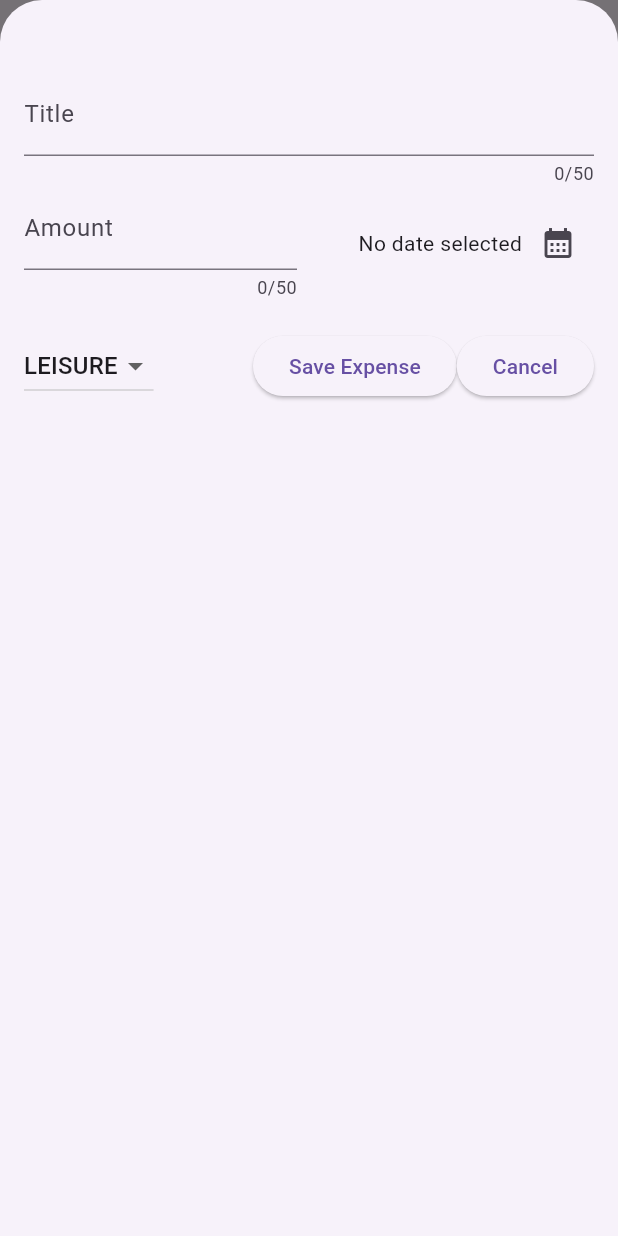
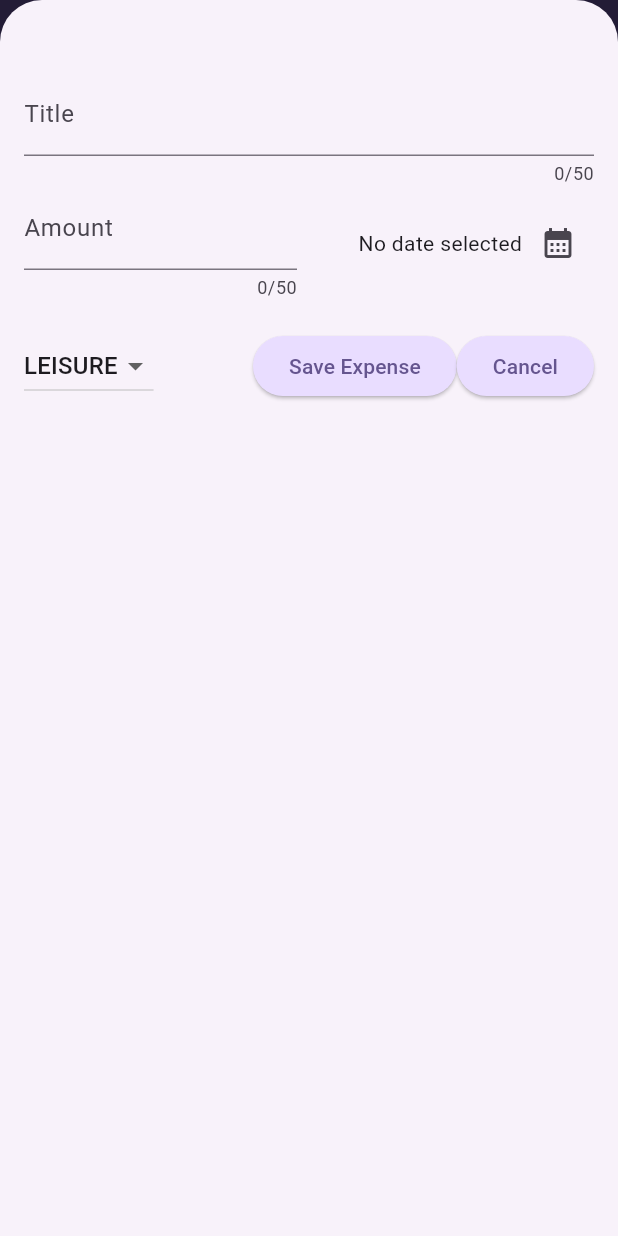
Before and after one commit to Nabeel-Oraxtech/Expense-Tracker-App, a Flutter app: the screen it shows after launch, after a tap on the "add" icon, on a phone screen of 412 x 824 dp. Run offline on Flutter 3.47's test engine with Material 3 defaults, Android fonts, the phone set to English and light mode, and no system bars.

Commit message:
Completed App

```diff
--- a/lib/main.dart
+++ b/lib/main.dart
@@ -1,10 +1,37 @@
 import 'package:expense_tracker_app/widgets/expenses.dart';
 import 'package:flutter/material.dart';
+
+var kColorScheme=ColorScheme.fromSeed(seedColor: const Color.fromARGB(255, 96, 59, 181));
+var kDarkColorScheme=ColorScheme.fromSeed(
+    brightness: Brightness.dark,
+    seedColor: const Color.fromARGB(255, 5, 99, 25));
+
 
 void main() {
   runApp(
      MaterialApp(
-      theme: ThemeData(useMaterial3: true),
+       // darkTheme: ThemeData().dark().copyWith(useMaterial3: true,
+       //   colorScheme: kDarkColorScheme,),
+      theme: ThemeData().copyWith(useMaterial3: true,
+      colorScheme: kColorScheme,
+      appBarTheme: const AppBarTheme().copyWith
+        (backgroundColor: kColorScheme.onPrimaryContainer,
+      foregroundColor: kColorScheme.primaryContainer),
+      cardTheme: const CardTheme().copyWith(
+        color: kColorScheme.secondaryContainer,
+        margin: const EdgeInsets.symmetric( horizontal: 16,vertical: 8)
+      ),
+      elevatedButtonTheme: ElevatedButtonThemeData(
+          style:ElevatedButton.styleFrom(backgroundColor: kColorScheme.primaryContainer),
+      ),
+        textTheme: ThemeData().textTheme.copyWith(
+          titleLarge: TextStyle(
+            fontWeight: FontWeight.normal,
+            color: kColorScheme.onSecondaryContainer,
+            fontSize: 14,
+          )
+        )
+      ),
       home: const Expenses(),
 
     ),
--- a/lib/models/expense.dart
+++ b/lib/models/expense.dart
@@ -33,3 +33,27 @@ class Expense {
     return formatter.format(date);
   }
 }
+class ExpenseBucket {
+  const ExpenseBucket({
+    required this.category,
+    required this.expenses,
+  });
+
+  ExpenseBucket.forCategory(List<Expense> allExpenses, this.category)
+      : expenses = allExpenses
+      .where((expense) => expense.category == category)
+      .toList();
+
+  final Category category;
+  final List<Expense> expenses;
+
+  double get totalExpenses {
+    double sum = 0;
+
+    for (final expense in expenses) {
+      sum += expense.amount; // sum = sum + expense.amount
+    }
+
+    return sum;
+  }
+}
--- /dev/null
+++ b/lib/widgets/chart/chart.dart
@@ -0,0 +1,96 @@
+import 'package:flutter/material.dart';
+
+import '../../models/expense.dart';
+import 'chart_bar.dart';
+
+
+class Chart extends StatelessWidget {
+  const Chart({super.key, required this.expenses});
+
+  final List<Expense> expenses;
+
+  List<ExpenseBucket> get buckets {
+    return [
+      ExpenseBucket.forCategory(expenses, Category.food),
+      ExpenseBucket.forCategory(expenses, Category.leisure),
+      ExpenseBucket.forCategory(expenses, Category.travel),
+      ExpenseBucket.forCategory(expenses, Category.work),
+    ];
+  }
+
+  double get maxTotalExpense {
+    double maxTotalExpense = 0;
+
+    for (final bucket in buckets) {
+      if (bucket.totalExpenses > maxTotalExpense) {
+        maxTotalExpense = bucket.totalExpenses;
+      }
+    }
+
+    return maxTotalExpense;
+  }
+
+  @override
+  Widget build(BuildContext context) {
+    final isDarkMode =
+        MediaQuery.of(context).platformBrightness == Brightness.dark;
+    return Container(
+      margin: const EdgeInsets.all(16),
+      padding: const EdgeInsets.symmetric(
+        vertical: 16,
+        horizontal: 8,
+      ),
+      width: double.infinity,
+      height: 180,
+      decoration: BoxDecoration(
+        borderRadius: BorderRadius.circular(8),
+        gradient: LinearGradient(
+          colors: [
+            Theme.of(context).colorScheme.primary.withOpacity(0.3),
+            Theme.of(context).colorScheme.primary.withOpacity(0.0)
+          ],
+          begin: Alignment.bottomCenter,
+          end: Alignment.topCenter,
+        ),
+      ),
+      child: Column(
+        children: [
+          Expanded(
+            child: Row(
+              crossAxisAlignment: CrossAxisAlignment.end,
+              children: [
+                for (final bucket in buckets) // alternative to map()
+                  ChartBar(
+                    fill: bucket.totalExpenses == 0
+                        ? 0
+                        : bucket.totalExpenses / maxTotalExpense,
+                  )
+              ],
+            ),
+          ),
+          const SizedBox(height: 12),
+          Row(
+            children: buckets // for ... in
+                .map(
+                  (bucket) => Expanded(
+                child: Padding(
+                  padding: const EdgeInsets.symmetric(horizontal: 4),
+                  child: Icon(
+                    categoryIcons[bucket.category],
+                    color: isDarkMode
+                        ? Theme.of(context).colorScheme.secondary
+                        : Theme.of(context)
+                        .colorScheme
+                        .primary
+                        .withOpacity(0.7),
+                  ),
+                ),
+              ),
+            )
+                .toList(),
+          )
+        ],
+      ),
+    );
+  }
+}
--- /dev/null
+++ b/lib/widgets/chart/chart_bar.dart
@@ -0,0 +1,34 @@
+import 'package:flutter/material.dart';
+
+class ChartBar extends StatelessWidget {
+  const ChartBar({
+    super.key,
+    required this.fill,
+  });
+
+  final double fill;
+
+  @override
+  Widget build(BuildContext context) {
+    final isDarkMode =
+        MediaQuery.of(context).platformBrightness == Brightness.dark;
+    return Expanded(
+      child: Padding(
+        padding: const EdgeInsets.symmetric(horizontal: 4),
+        child: FractionallySizedBox(
+          heightFactor: fill, // 0 <> 1
+          child: DecoratedBox(
+            decoration: BoxDecoration(
+              shape: BoxShape.rectangle,
+              borderRadius:
+              const BorderRadius.vertical(top: Radius.circular(8)),
+              color: isDarkMode
+                  ? Theme.of(context).colorScheme.secondary
+                  : Theme.of(context).colorScheme.primary.withOpacity(0.65),
+            ),
+          ),
+        ),
+      ),
+    );
+  }
+}
--- a/lib/widgets/expenses.dart
+++ b/lib/widgets/expenses.dart
@@ -1,8 +1,8 @@
+import 'package:expense_tracker_app/widgets/chart/chart.dart';
 import 'package:expense_tracker_app/widgets/expenses_list.dart/expenses.list.dart';
 import 'package:expense_tracker_app/models/expense.dart';
 import 'package:expense_tracker_app/widgets/new_expense.dart';
 import 'package:flutter/material.dart';
-import 'package:flutter/services.dart';
 
 class Expenses extends StatefulWidget {
   const Expenses({super.key});
@@ -96,7 +96,7 @@ class _ExpensesState extends State<Expenses> {
       body: Center(
         child: Column(
           children: [
-            const Text('Chart View Here....'),
+            Chart(expenses: _registeredExpenses),
             Expanded(
               child:mainContent,
             ),
--- a/lib/widgets/expenses_list.dart/expenses.list.dart
+++ b/lib/widgets/expenses_list.dart/expenses.list.dart
@@ -1,6 +1,6 @@
 import 'package:expense_tracker_app/models/expense.dart';
 import 'package:expense_tracker_app/widgets/expenses_list.dart/expenses_item.dart';
-import 'package:flutter/widgets.dart';
+import 'package:flutter/material.dart';
 
 class ExpensesList extends StatelessWidget {
   const ExpensesList({super.key,
@@ -15,6 +15,9 @@ class ExpensesList extends StatelessWidget {
     return ListView.builder(
         itemCount: expenses.length,
         itemBuilder: (ctx, index) => Dismissible(
+          background: Container(color: Theme.of(context).colorScheme.error.withOpacity(.75),
+          margin:  EdgeInsets.symmetric(horizontal: Theme.of(context).cardTheme.margin!.horizontal),),
+
             key: ValueKey(expenses[index]),
             onDismissed: (direction){
               onRemoveExpense(expenses[index]);
--- a/lib/widgets/expenses_list.dart/expenses_item.dart
+++ b/lib/widgets/expenses_list.dart/expenses_item.dart
@@ -15,6 +15,7 @@ class ExpensesItem extends StatelessWidget {
             horizontal: 20,
           ),
           child: Column(
+            crossAxisAlignment: CrossAxisAlignment.start,
             children: [
               Text(expense.title),
               const SizedBox(
```
Also changed, not shown: pubspec.lock.
